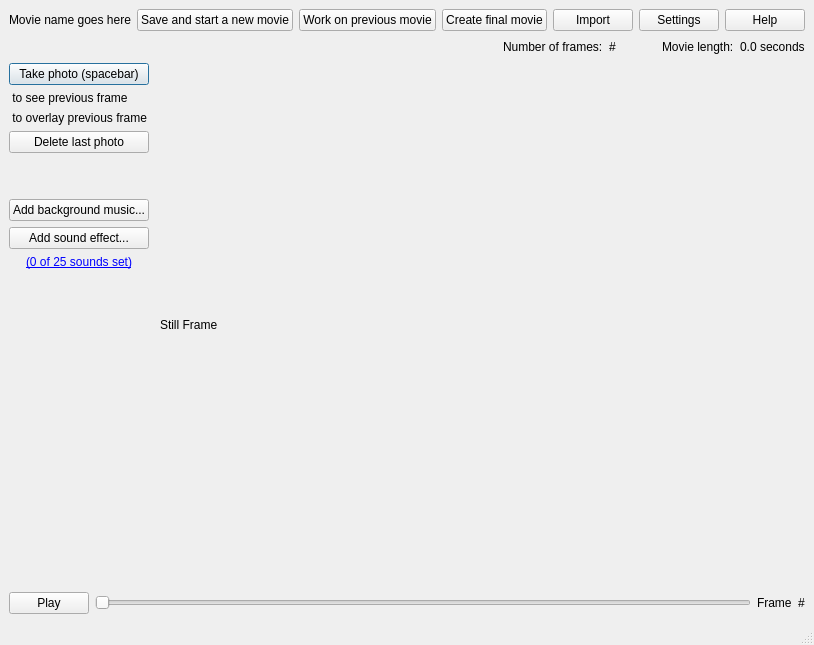
Old version of the form stopmotionanimation.ui in the repository chennes/Stop_Motion_Animation.
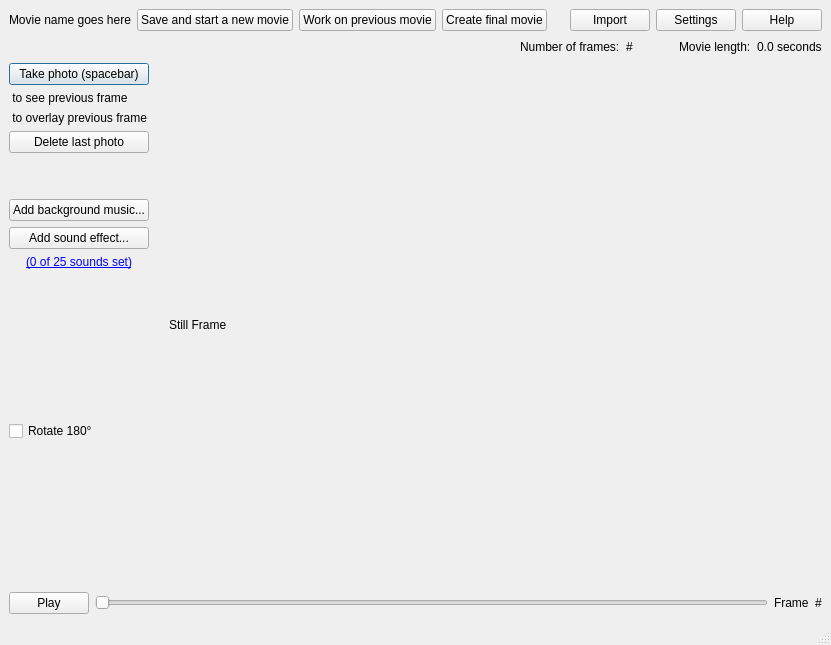
New version of the form. Custom widgets are drawn as their Qt base class.

Commit message: Add switch to rotate the image 180°

Patch:
```diff
--- a/stopmotionanimation.ui
+++ b/stopmotionanimation.ui
@@ -6,10 +6,16 @@
    <rect>
     <x>0</x>
     <y>0</y>
-    <width>813</width>
+    <width>831</width>
     <height>645</height>
    </rect>
   </property>
+  <property name="sizePolicy">
+   <sizepolicy hsizetype="Expanding" vsizetype="Expanding">
+    <horstretch>0</horstretch>
+    <verstretch>0</verstretch>
+   </sizepolicy>
+  </property>
   <property name="windowTitle">
    <string>MainWindow</string>
   </property>
@@ -293,6 +299,26 @@
           </property>
          </spacer>
         </item>
+        <item>
+         <widget class="QCheckBox" name="rotate180Checkbox">
+          <property name="text">
+           <string>Rotate 180°</string>
+          </property>
+         </widget>
+        </item>
+        <item>
+         <spacer name="verticalSpacer_5">
+          <property name="orientation">
+           <enum>Qt::Vertical</enum>
+          </property>
+          <property name="sizeHint" stdset="0">
+           <size>
+            <width>20</width>
+            <height>40</height>
+           </size>
+          </property>
+         </spacer>
+        </item>
        </layout>
       </item>
       <item>
```
Left out of the diff: 2 changed lines with no effect on the pictures. The commit also changes 6 other files.
